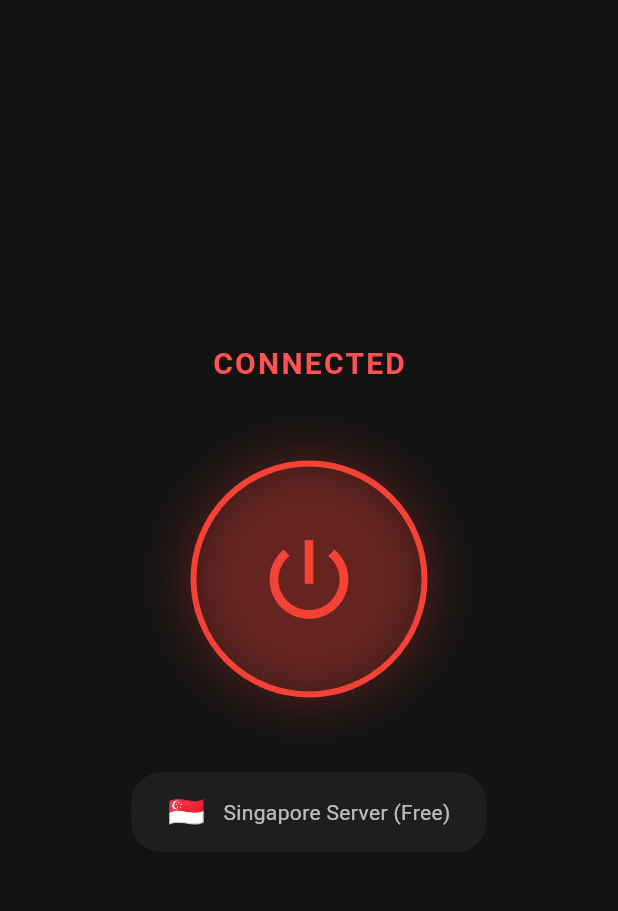
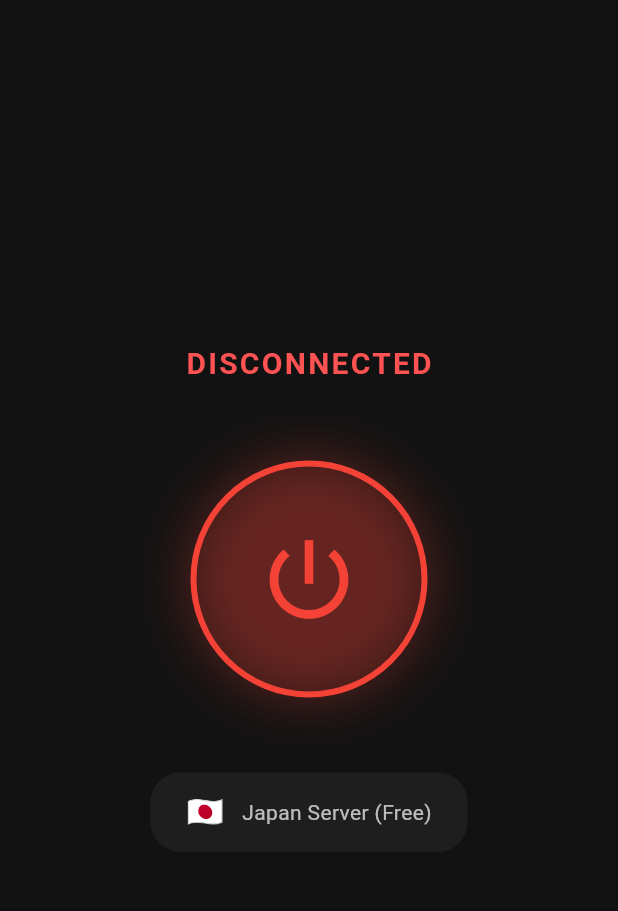
Before and after one commit to wailinnaung357439673-dotcom/f5_Hvpn, a Flutter app: the screen it shows after launch, after a tap on the "power settings new" icon, on a phone screen of 412 x 824 dp, the part 63-974 px from its top. Run offline on Flutter 3.47's test engine with Material 3 defaults, Android fonts, the phone set to English and light mode, and no system bars; our stand-ins replace permission_handler; missing offline and left inert: openvpn_flutter.

Commit message:
Fix logic and update to Japan Server UI

```diff
--- a/lib/main.dart
+++ b/lib/main.dart
@@ -17,9 +17,10 @@ class F5VpnHomeScreen extends StatefulWidget {
 
 class _F5VpnHomeScreenState extends State<F5VpnHomeScreen> {
   late OpenVPN engine;
-  String vpnStage = "disconnected"; // VpnStage အစား String ပြောင်းသုံးထားပါတယ်
+  String vpnStage = "disconnected";
   bool isConnected = false;
 
+  // ⚠️ ဒီနေရာမှာ ကိုယ့်ရဲ့ တကယ့် ဂျပန် .ovpn ဖိုင်ထဲက စာသားတွေကို အစားထိုးထည့်ပေးပါ
   String vpnConfigString = """
 client
 dev tun
@@ -43,13 +44,21 @@ verb 3
     engine = OpenVPN(
       onVpnStageChanged: (stage, duration) {
         setState(() {
-          // stage ရဲ့ နာမည်ကို String အဖြစ် ပြောင်းမှတ်ပါမယ်
-          vpnStage = stage.toString().toLowerCase();
-          isConnected = vpnStage.contains("connected") && !vpnStage.contains("connecting");
+          // Stage တန်ဖိုးကို စာလုံးအသေး ပြောင်းပစ်မယ်
+          String currentStage = stage.toString().toLowerCase();
+          vpnStage = currentStage;
+
+          // လုံးဝတိကျတဲ့ Logic ဖြင့် မှန်ကန်စွာ စစ်ဆေးခြင်း
+          if (currentStage.contains("vpn_stage_connected") || currentStage == "connected") {
+            isConnected = true;
+          } else {
+            // disconnected ဖြစ်နေရင်သော်လည်းကောင်း၊ ချိတ်ဆဲ connecting ဖြစ်နေရင်သော်လည်းကောင်း dynamic ဖြစ်စေရမယ်
+            isConnected = false;
+          }
         });
       },
       onVpnStatusChanged: (status) {
-        // Speed tracker
+        // Speed Tracker
       },
     );
 
@@ -66,7 +75,7 @@ verb 3
     } else {
       engine.connect(
         vpnConfigString,
-        "F5 Server",
+        "F5 Japan Server",
         username: "",
         password: "",
         certIsRequired: false,
@@ -74,11 +83,10 @@ verb 3
     }
   }
 
-  // အခြေအနေပြ စာသားကို လိုက်ပြင်ပေးမယ့် Function
   String getStatusText() {
     if (vpnStage.contains("connecting")) {
       return "CONNECTING...";
-    } else if (vpnStage.contains("connected")) {
+    } else if (vpnStage.contains("vpn_stage_connected") || vpnStage == "connected") {
       return "CONNECTED";
     } else if (vpnStage.contains("disconnecting")) {
       return "DISCONNECTING...";
@@ -101,6 +109,7 @@ verb 3
         child: Column(
           mainAxisAlignment: MainAxisAlignment.center,
           children: [
+            // အခြေအနေပြ စာသား
             Text(
               getStatusText(),
               style: TextStyle(
@@ -112,6 +121,7 @@ verb 3
             ),
             const SizedBox(height: 50),
 
+            // ပါဝါခလုတ်ကြီး
             GestureDetector(
               onTap: toggleVpn,
               child: AnimatedContainer(
@@ -141,6 +151,7 @@ verb 3
             ),
             const SizedBox(height: 50),
 
+            // ဂျပန်နိုင်ငံဆာဗာအတွက် ပြင်ဆင်ပြီးသား UI
             Container(
               padding: const EdgeInsets.symmetric(horizontal: 24, vertical: 12),
               decoration: BoxDecoration(
@@ -150,9 +161,9 @@ verb 3
               child: const Row(
                 mainAxisSize: MainAxisSize.min,
                 children: [
-                  Text("🇸🇬", style: TextStyle(fontSize: 20)),
+                  Text("🇯🇵", style: TextStyle(fontSize: 20)),
                   SizedBox(width: 12),
-                  Text("Singapore Server (Free)", style: TextStyle(color: Colors.white70)),
+                  Text("Japan Server (Free)", style: TextStyle(color: Colors.white70)),
                 ],
               ),
             )
```
